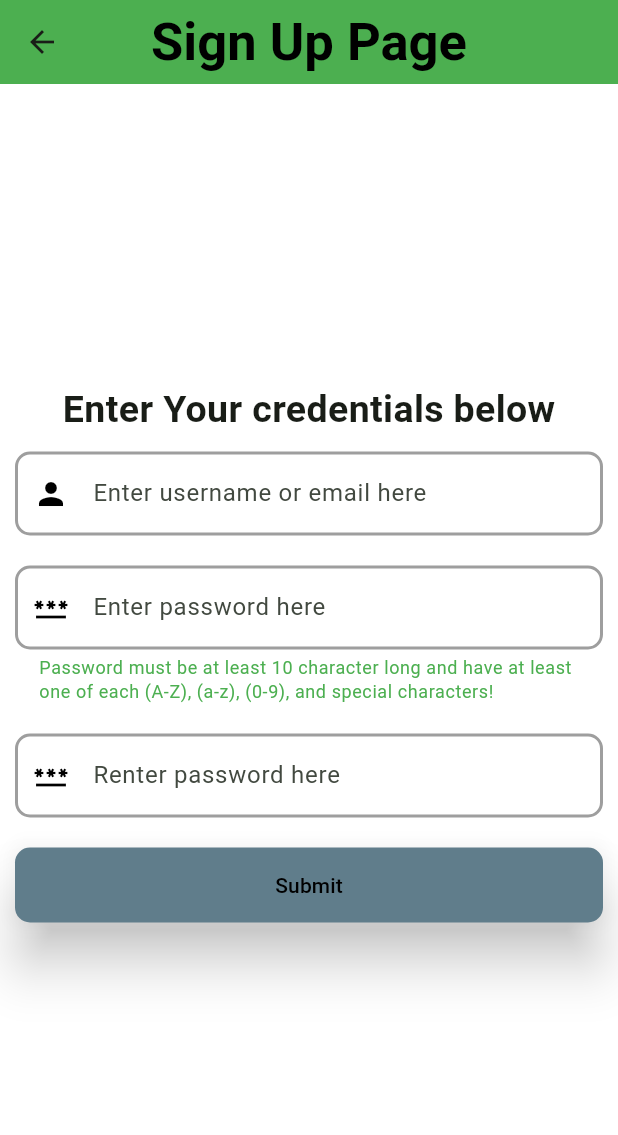
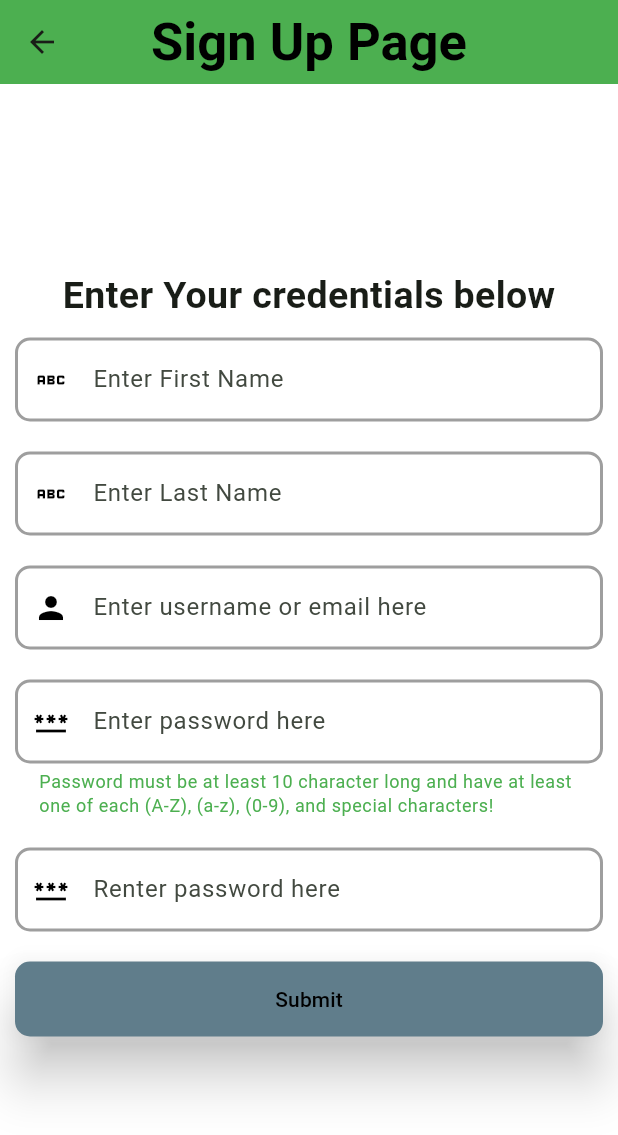
Before and after one commit to qkoliwala/skvyFrontend, a Flutter app: the SignUpPage screen opened by its route, on a phone screen of 412 x 824 dp. Shown: the top 1135 px of the screen. Run offline on Flutter 3.47's test engine with Material 2 defaults, Android fonts, the light colour scheme and no system bars; our stand-ins replace flutter_riverpod, fluttertoast, go_router.

Commit message:
Update signUpPage.dart

```diff
--- a/lib/signUpPage.dart
+++ b/lib/signUpPage.dart
@@ -15,6 +15,8 @@ class _SignUpPage extends State<SignUpPage> {
   bool passwordsCompleteRequirements = false;
   final minimalLength = 10;
   final TextEditingController userName = TextEditingController();
+  final TextEditingController firstName = TextEditingController();
+  final TextEditingController lastName = TextEditingController();
   final TextEditingController password1 = TextEditingController();
   final TextEditingController password2 = TextEditingController();
 
@@ -59,6 +61,28 @@ class _SignUpPage extends State<SignUpPage> {
     } else {
       passwordsMatch = false;
     }
+  }
+
+  InputDecoration textBox(String hint) {
+    return InputDecoration(
+      hintText: hint,
+      prefixIcon: const Icon(Icons.abc),
+      prefixIconColor: Colors.black,
+      focusedBorder: const OutlineInputBorder(
+        borderSide: BorderSide(
+          color: Colors.grey,
+          width: 2,
+        ),
+        borderRadius: BorderRadius.all(Radius.circular(10)),
+      ),
+      enabledBorder: const OutlineInputBorder(
+        borderSide: BorderSide(
+          color: Colors.grey,
+          width: 2,
+        ),
+        borderRadius: BorderRadius.all(Radius.circular(10)),
+      ),
+    );
   }
 
   /// Prints an error message at the bottom of the screen.
@@ -107,6 +131,28 @@ class _SignUpPage extends State<SignUpPage> {
               style: TextStyle(
                 fontSize: 25,
                 fontWeight: FontWeight.bold,
+              ),
+            ),
+            Padding(
+              // User's First Name
+              padding: const EdgeInsets.all(10),
+              child: TextField(
+                controller: firstName,
+                style: const TextStyle(
+                  fontSize: 16,
+                ),
+                decoration: textBox("Enter First Name"),
+              ),
+            ),
+            Padding(
+              // User's Last Name
+              padding: const EdgeInsets.all(10),
+              child: TextField(
+                controller: lastName,
+                style: const TextStyle(
+                  fontSize: 16,
+                ),
+                decoration: textBox("Enter Last Name"),
               ),
             ),
             Padding(
```
